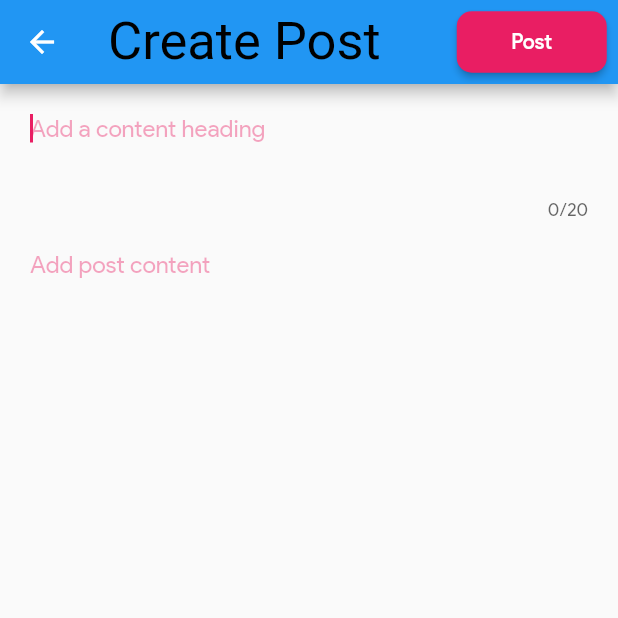
After one commit to dramikei/happy_us-frontend, a Flutter app: the CreatePostScreen screen opened by its route, on a phone screen of 412 x 824 dp, the top half of it. The commit adds this screen. Run offline on Flutter 3.47's test engine with Material 2 defaults, Android fonts, the phone set to English and light mode, and no system bars; drawn by our look-alikes of argon_buttons_flutter, overlay_support; our stand-ins replace carousel_slider, connectivity_plus, dio, fluro, get, get_storage and 7 more; missing offline and left inert: dough, easy_container; accounts and stored records are empty; statements that could not run were skipped.

Commit message:
- added create_post_screen.dart - updated custom_text_field.dart - fixed safe areas - fixed app bar theme

```diff
--- a/lib/repository/post_repo.dart
+++ b/lib/repository/post_repo.dart
@@ -10,13 +10,13 @@ class PostRepo {
   static Future<Post?> createPost({
     required String userId,
     required String content,
-    required String header,
+    required String heading,
   }) =>
       _requestHandler(_dio.post(
         '/post',
         data: {
           'content': content,
-          'header': header,
+          'heading': heading,
           'creatorId': userId,
           'time': DateTime.now().toString(),
           "likedBy": [],
--- a/lib/services/navigation_service.dart
+++ b/lib/services/navigation_service.dart
@@ -11,6 +11,7 @@ import 'package:happy_us/screens/profile_screen.dart';
 import 'package:happy_us/screens/register_screen.dart';
 import 'package:happy_us/screens/splash_screen.dart';
 import 'package:happy_us/screens/tnc.dart';
+import 'package:happy_us/widgets/create_post_screen.dart';
 import 'package:url_strategy/url_strategy.dart';
 
 class NavigationService {
@@ -26,12 +27,17 @@ class NavigationService {
   static String appointmentPath = '/appointments';
   static String postsPath = '/posts';
   static String aboutPath = '/about';
+  static String createPostPath = '/create';
   static String connectionLostPath = '/connection-lost';
 
   static void _defineRoutes(FluroRouter router) {
     router.define(
       initialPath,
       handler: _defaultHandler(SplashScreen()),
+    );
+    router.define(
+      createPostPath,
+      handler: _defaultHandler(CreatePostScreen()),
     );
     router.define(
       profilePath,
--- /dev/null
+++ b/lib/widgets/create_post_screen.dart
@@ -0,0 +1,102 @@
+import 'package:argon_buttons_flutter/argon_buttons_flutter.dart';
+import 'package:flutter/material.dart';
+import 'package:happy_us/repository/post_repo.dart';
+import 'package:happy_us/services/alerts_service.dart';
+import 'package:happy_us/services/navigation_service.dart';
+import 'package:happy_us/utils/constants.dart';
+import 'package:happy_us/utils/globals.dart';
+import 'package:happy_us/widgets/custom_text_field.dart';
+
+// ignore: must_be_immutable
+class CreatePostScreen extends StatelessWidget {
+  static const id = 'CreatePostScreen';
+
+  CreatePostScreen({
+    Key? key,
+  }) : super(key: key);
+
+  String? _heading;
+  String? _content;
+
+  @override
+  Widget build(BuildContext context) {
+    return SafeArea(
+      child: Scaffold(
+        appBar: AppBar(
+          title: Text(
+            "Create Post",
+            style: TextStyle(
+              color: Theme.of(context).brightness == Brightness.light
+                  ? Colors.black
+                  : Colors.white,
+            ),
+          ),
+          actions: [
+            Padding(
+              padding: const EdgeInsets.all(7.5),
+              child: ArgonButton(
+                height: 25,
+                width: 100,
+                color: kFocusColor,
+                borderRadius: 10,
+                child: Text("Post"),
+                onTap: (startLoading, stopLoading, btnState) async {
+                  if (btnState == ButtonState.Idle) {
+                    if (_heading == null || _heading!.length < 1) {
+                      AlertsService.error(
+                          'Heading must be at least 1 character long!');
+                      return;
+                    }
+                    if (_content == null || _content!.length <= 20) {
+                      AlertsService.error(
+                          'Content must be at least 20 characters long!');
+                      return;
+                    }
+
+                    startLoading();
+                    final post = await PostRepo.createPost(
+                      userId: Globals.userId!,
+                      content: _content!,
+                      heading: _heading!,
+                    );
+                    print(post);
+
+                    if (post != null) {
+                      AlertsService.success('Post created');
+                      NavigationService.pop(context);
+                    }
+                    stopLoading();
+                  }
+                },
+              ),
+            ),
+          ],
+        ),
+        body: ListView(
+          physics: const BouncingScrollPhysics(),
+          padding: const EdgeInsets.all(10),
+          children: [
+            CustomTextField(
+              maxLength: 20,
+              hintText: "Add a content heading",
+              color: Colors.transparent,
+              maxLines: 2,
+              autofocus: true,
+              contentPadding: EdgeInsets.all(10),
+              onChanged: (v) => _heading = v,
+            ),
+            const SizedBox(height: 10),
+            CustomTextField(
+              maxLines: 10,
+              hintText: "Add post content",
+              color: Colors.transparent,
+              contentPadding: EdgeInsets.all(10),
+              onChanged: (v) => _content = v,
+            ),
+            const SizedBox(height: 10),
+          ],
+        ),
+      ),
+    );
+  }
+}
--- a/lib/widgets/custom_text_field.dart
+++ b/lib/widgets/custom_text_field.dart
@@ -6,6 +6,11 @@ class CustomTextField extends StatefulWidget {
   static const id = 'CustomTextField';
 
   final bool autofocus;
+  final Color color;
+  final int? maxLines;
+  final int? maxLength;
+  final String? hintText;
+  final EdgeInsets? contentPadding;
   final void Function(String)? onChanged;
   final bool isPasswordField;
   final String? Function(String?)? validator;
@@ -14,6 +19,11 @@ class CustomTextField extends StatefulWidget {
     Key? key,
     this.onChanged,
     this.validator,
+    this.maxLines,
+    this.maxLength,
+    this.contentPadding,
+    this.hintText,
+    this.color = kAccentColor,
     this.autofocus = false,
     this.isPasswordField = false,
   }) : super(key: key);
@@ -40,7 +50,7 @@ class _CustomTextFieldState extends State<CustomTextField> {
   @override
   Widget build(BuildContext context) {
     return EasyContainer(
-      color: kAccentColor,
+      color: this.widget.color,
       padding: 0,
       borderRadius: 10,
       margin: 0,
@@ -55,11 +65,15 @@ class _CustomTextFieldState extends State<CustomTextField> {
               style: TextStyle(color: kFocusColor),
               cursorColor: kFocusColor,
               obscureText: _obscureText,
+              maxLines: this.widget.maxLines,
+              maxLength: this.widget.maxLength,
               decoration: InputDecoration(
+                hintText: this.widget.hintText,
                 border: InputBorder.none,
-                contentPadding: EdgeInsets.only(left: 10),
+                contentPadding:
+                    this.widget.contentPadding ?? EdgeInsets.only(left: 10),
                 hintStyle: TextStyle(
-                  color: kFocusColor.withOpacity(0.5),
+                  color: kFocusColor.withOpacity(0.4),
                 ),
               ),
             ),
```
Also changed, not shown: lib/screens/feeds_page.dart (+4 -15 lines), lib/screens/my_appointments_screen.dart (+4 -7 lines), lib/screens/my_posts_screen.dart (+4 -7 lines), lib/screens/notifications_screen.dart (+4 -7 lines), lib/widgets/create_post.dart (deleted, +0 -21 lines).
